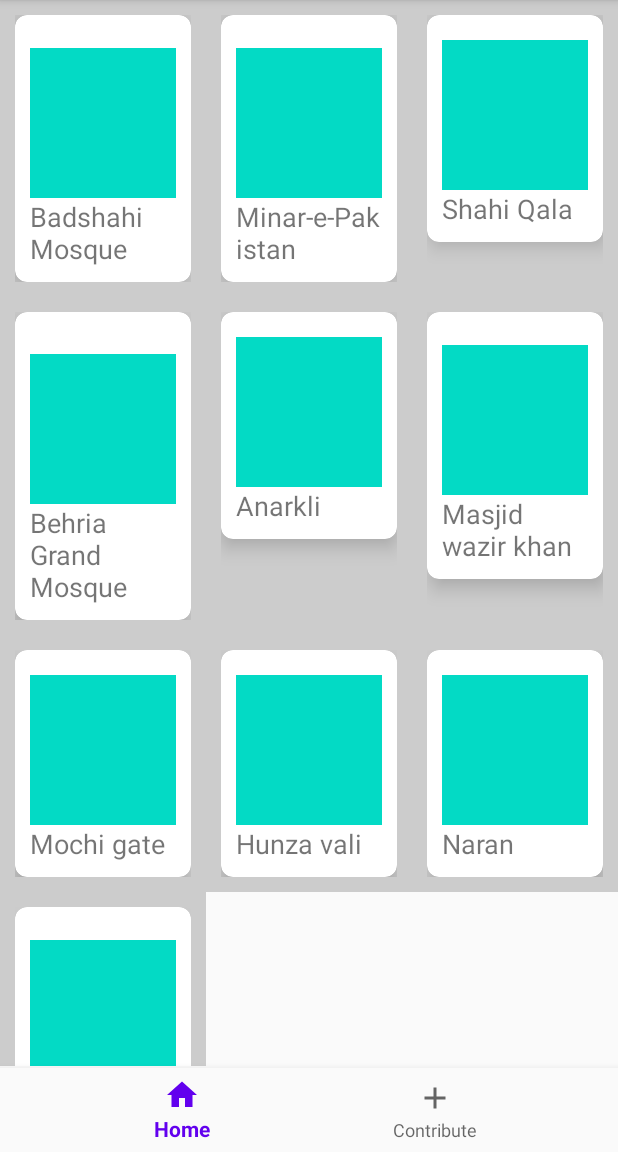
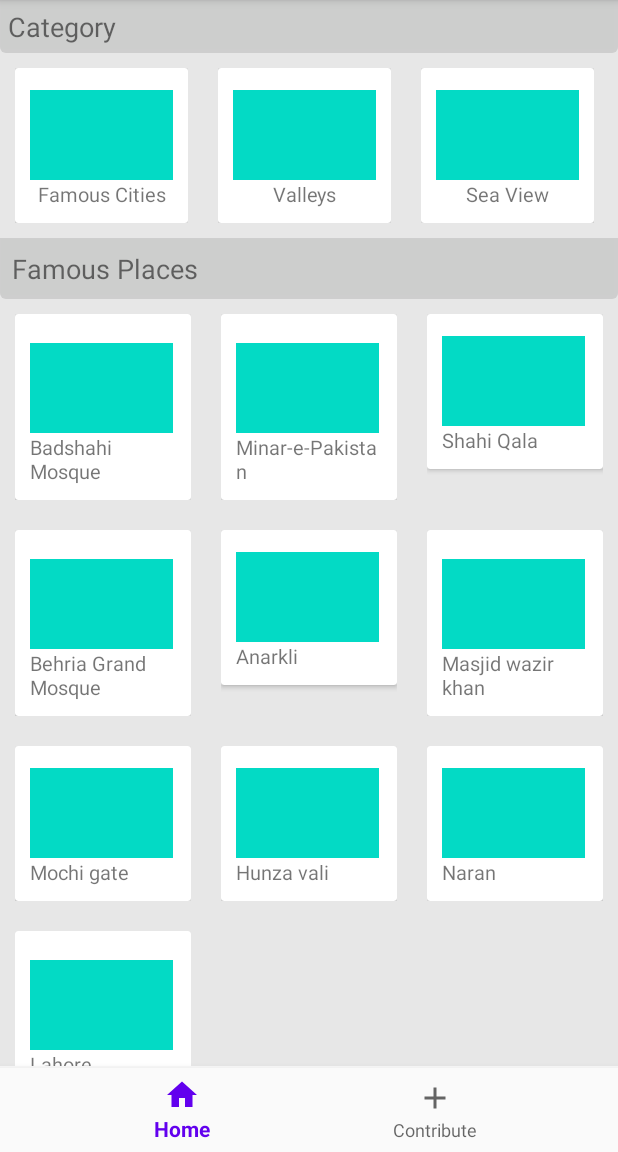
Before and after one commit to Ali-Bhatti/MCProject, an Android app: the screen it shows after launch (MainActivity), on a phone screen of 412 x 824 dp, the part 84-1236 px from its top. Run offline under Robolectric (Android 15) with nearby library versions, the phone set to English and light mode, and no system bars.

Commit message:
Home is done but not completely.

```diff
--- a/app/build.gradle
+++ b/app/build.gradle
@@ -34,4 +34,5 @@ dependencies {
     testImplementation 'junit:junit:4.12'
     androidTestImplementation 'androidx.test.ext:junit:1.1.1'
     androidTestImplementation 'androidx.test.espresso:espresso-core:3.2.0'
+    implementation 'androidx.legacy:legacy-support-v4:1.0.0'
 }
--- a/app/src/main/java/pk/edu/pucit/mcproject/HomeFragment.java
+++ b/app/src/main/java/pk/edu/pucit/mcproject/HomeFragment.java
@@ -10,28 +10,62 @@ import android.view.View;
 import android.view.ViewGroup;
 import android.widget.ArrayAdapter;
 import android.widget.ListView;
+import android.widget.Toast;
 
 import androidx.annotation.NonNull;
 import androidx.annotation.Nullable;
 import androidx.appcompat.widget.SearchView;
 import androidx.fragment.app.Fragment;
+import androidx.fragment.app.FragmentTransaction;
 import androidx.recyclerview.widget.GridLayoutManager;
+import androidx.recyclerview.widget.LinearLayoutManager;
 import androidx.recyclerview.widget.RecyclerView;
 
 public class HomeFragment extends Fragment {
-    private ArrayAdapter<String> arrayAdapter;
-    private String [] items = {"Badshahi Mosque","Minar-e-Pakistan","Shahi Qala","Behria Grand Mosque","Anarkli","Masjid wazir khan","Mochi gate","Hunza vali","Naran", "Lahore Food-Street"};
+    private String[] famousPlaces = {"Badshahi Mosque", "Minar-e-Pakistan", "Shahi Qala", "Behria Grand Mosque", "Anarkli", "Masjid wazir khan", "Mochi gate", "Hunza vali", "Naran", "Lahore Food-Street"};
+    //private String[] categorys = {"Capitals", "Food", "Mountain Areas", "Sea View", "Desert", "Cultural Places", "Ancient Places"};
+    private String[] categorys = {"Famous Cities", "Valleys", "Sea View", "Desert", "Historical Places"};
 
     @Nullable
     @Override
     public View onCreateView(@NonNull LayoutInflater inflater, @Nullable ViewGroup container, @Nullable Bundle savedInstanceState) {
 
         View view = inflater.inflate(R.layout.fragment_home, container, false);
-        RecyclerView recyclerView = view.findViewById(R.id.rv);
-        recyclerView.setLayoutManager(new GridLayoutManager(getContext() , 3));
+        // First Recycler View
+        RecyclerView hrv = view.findViewById(R.id.rv_horizontal); // hrv:horizontal recycler view
+        hrv.setHasFixedSize(true);
+        LinearLayoutManager llm = new LinearLayoutManager(getContext());
+        llm.setOrientation(LinearLayoutManager.HORIZONTAL); // set Horizontal Orientation
+        hrv.setLayoutManager(llm); // set LayoutManager to RecyclerView
 
-        HomeRVAdapter homeRVAdapter = new HomeRVAdapter(getContext(),items);
-        recyclerView.setAdapter(homeRVAdapter);
+        HomeRVAdapter homeRVAdapter = new HomeRVAdapter(getContext(), categorys);
+        hrv.setAdapter(homeRVAdapter);
+        homeRVAdapter.setOnItemClickListener(new HomeRVAdapter.OnItemClickListener() {
+            @Override
+            public void onItemClick(int position) {
+                Log.i("Pressed",categorys[position]);
+                loadFragment(new SelectedCategoryFragment(position));
+            }
+        });
+
+        // Second Recycler View
+        RecyclerView vrv = view.findViewById(R.id.rv_vertical); // vrv:vertical recycler view
+        vrv.setLayoutManager(new GridLayoutManager(getContext() , 3));
+        vrv.setHasFixedSize(true);
+        HomeRVAdapter homeRVAdapter1 = new HomeRVAdapter(getContext() , famousPlaces);
+        vrv.setAdapter(homeRVAdapter1);
+        homeRVAdapter1.setOnItemClickListener(new HomeRVAdapter.OnItemClickListener() {
+            @Override
+            public void onItemClick(int position) {
+                //here corresponding activity will be opened
+                makeToast(famousPlaces[position], true);
+            }
+        });
+
+        hrv.setNestedScrollingEnabled(false);
+        vrv.setNestedScrollingEnabled(false);
+//        recyclerView1.setVisibility(View.VISIBLE);
+//        recyclerView.setVisibility(View.GONE);
 
     /*  ListView listView = view.findViewById(R.id.list);
         arrayAdapter = new ArrayAdapter<>(getContext(), android.R.layout.simple_list_item_1 , items);
@@ -40,6 +74,18 @@ public class HomeFragment extends Fragment {
         return view;
     }
 
+    private void loadFragment(Fragment fragment) {
+        // load fragment
+        FragmentTransaction transaction = getActivity().getSupportFragmentManager().beginTransaction();
+        transaction.replace(R.id.fragment_container, fragment);
+        transaction.addToBackStack(null);
+        transaction.commit();
+    }
+    // length = true means SHORT
+    // length = false means LONG
+    private void makeToast(String MSG, Boolean duration) {
+        Toast.makeText(getContext(), MSG, duration ? Toast.LENGTH_SHORT : Toast.LENGTH_LONG).show();
+    }
 
    /* @Override
     public void onCreate(@Nullable Bundle savedInstanceState) {
--- a/app/src/main/java/pk/edu/pucit/mcproject/HomeRVAdapter.java
+++ b/app/src/main/java/pk/edu/pucit/mcproject/HomeRVAdapter.java
@@ -16,6 +16,35 @@ public class HomeRVAdapter extends RecyclerView.Adapter<HomeRVAdapter.ViewHolder
 
     private String [] placeImgs;
     private String [] placeNames;
+
+    private OnItemClickListener mListener;
+
+    public interface OnItemClickListener {
+        void onItemClick(int position);
+    }
+    public void setOnItemClickListener(OnItemClickListener listener) {
+        mListener = listener;
+    }
+    public static class ViewHolder extends RecyclerView.ViewHolder {
+        public ImageView placeImg;
+        public TextView placeName;
+        public ViewHolder(@NonNull View itemView , final OnItemClickListener listener) {
+            super(itemView);
+            placeImg = itemView.findViewById(R.id.placeImg);
+            placeName = itemView.findViewById(R.id.placeName);
+            itemView.setOnClickListener(new View.OnClickListener() {
+                @Override
+                public void onClick(View v) {
+                    if (listener != null) {
+                        int position = getAdapterPosition();
+                        if (position != RecyclerView.NO_POSITION) {
+                            listener.onItemClick(position);
+                        }
+                    }
+                }
+            });
+        }
+    }
     HomeRVAdapter(Context context, String[] placeNames){
         this.context = context;
         this.placeNames = placeNames;
@@ -26,7 +55,7 @@ public class HomeRVAdapter extends RecyclerView.Adapter<HomeRVAdapter.ViewHolder
         // Layout Inflation is done
         View rowView = LayoutInflater.from(context).inflate(R.layout.places_category_layout ,null);
         Log.i("Inflater:" ,"Done" );
-        return new HomeRVAdapter.ViewHolder(rowView);
+        return new HomeRVAdapter.ViewHolder(rowView , mListener);
     }
 
     @Override
@@ -39,13 +68,5 @@ public class HomeRVAdapter extends RecyclerView.Adapter<HomeRVAdapter.ViewHolder
         return placeNames.length;
     }
 
-    public class ViewHolder extends RecyclerView.ViewHolder {
-        public ImageView placeImg;
-        public TextView placeName;
-        public ViewHolder(@NonNull View itemView) {
-            super(itemView);
-            placeImg = itemView.findViewById(R.id.placeImg);
-            placeName = itemView.findViewById(R.id.placeName);
-        }
-    }
+
 }
--- a/app/src/main/java/pk/edu/pucit/mcproject/MainActivity.java
+++ b/app/src/main/java/pk/edu/pucit/mcproject/MainActivity.java
@@ -4,6 +4,7 @@ import androidx.annotation.NonNull;
 import androidx.appcompat.app.AppCompatActivity;
 import androidx.appcompat.widget.SearchView;
 import androidx.fragment.app.Fragment;
+import androidx.fragment.app.FragmentManager;
 import androidx.fragment.app.FragmentTransaction;
 
 import android.os.Bundle;
@@ -19,21 +20,20 @@ import java.util.List;
 
 public class MainActivity extends AppCompatActivity {
 
-
+    int count;
+    BottomNavigationView bottomNav;
     @Override
     protected void onCreate(Bundle savedInstanceState) {
         super.onCreate(savedInstanceState);
         setContentView(R.layout.activity_main);
 
-        BottomNavigationView bottomNav = findViewById(R.id.bottom_navigation);
+        bottomNav = findViewById(R.id.bottom_navigation);
         bottomNav.setOnNavigationItemSelectedListener(navListener);
         //I added this if statement to keep the selected fragment when rotating the device
         if (savedInstanceState == null) {
             getSupportFragmentManager().beginTransaction().replace(R.id.fragment_container,
                     new HomeFragment()).commit();
         }
-
-
     }
 
     private BottomNavigationView.OnNavigationItemSelectedListener navListener =
@@ -55,9 +55,19 @@ public class MainActivity extends AppCompatActivity {
 
     private void loadFragment(Fragment fragment) {
         // load fragment
-        FragmentTransaction transaction = getSupportFragmentManager().beginTransaction();
+        FragmentManager fragmentManager = getSupportFragmentManager();
+        FragmentTransaction transaction = fragmentManager.beginTransaction();
         transaction.replace(R.id.fragment_container, fragment);
         //transaction.addToBackStack(null);
         transaction.commit();
     }
+
+    @Override
+    public void onBackPressed() {
+        if (bottomNav.getSelectedItemId() == R.id.nav_home) {
+            super.onBackPressed();
+        } else {
+            bottomNav.setSelectedItemId(R.id.nav_home);
+        }
+    }
 }
--- /dev/null
+++ b/app/src/main/res/drawable/shadow_box.xml
@@ -0,0 +1,21 @@
+<?xml version="1.0" encoding="utf-8"?>
+<layer-list xmlns:android="http://schemas.android.com/apk/res/android">
+    <item>
+        <shape android:shape="rectangle">
+            <solid android:color="#1C000000" />
+            <corners
+                android:bottomLeftRadius="4dp"
+                android:bottomRightRadius="4dp" />
+        </shape>
+    </item>
+    <item
+        android:bottom="2dp"
+        android:right="2dp">
+        <shape android:shape="rectangle">
+            <solid android:color="#015AD57D" />
+            <stroke
+                android:width="1dp"
+                android:color="#00302F2F" />
+        </shape>
+    </item>
+</layer-list>
--- a/app/src/main/res/layout/activity_main.xml
+++ b/app/src/main/res/layout/activity_main.xml
@@ -16,6 +16,7 @@
         app:layout_constraintRight_toRightOf="parent"
         app:layout_constraintTop_toTopOf="parent"
         android:layout_marginBottom="57dp"
+        app:layout_constraintBottom_toBottomOf="parent"
         />
 
     <com.google.android.material.bottomnavigation.BottomNavigationView
--- a/app/src/main/res/layout/fragment_home.xml
+++ b/app/src/main/res/layout/fragment_home.xml
@@ -2,17 +2,55 @@
 <androidx.constraintlayout.widget.ConstraintLayout xmlns:android="http://schemas.android.com/apk/res/android"
     xmlns:app="http://schemas.android.com/apk/res-auto"
     android:layout_width="match_parent"
-    android:layout_height="match_parent">
+    android:layout_height="match_parent"
+    android:background="@color/bgcolor">
+
+    <TextView
+        android:id="@+id/txtCategory"
+        android:layout_width="match_parent"
+        android:layout_height="wrap_content"
+        android:background="@drawable/shadow_box"
+        android:padding="5dp"
+        android:text="@string/category"
+        android:textSize="8pt"
+        app:layout_constraintEnd_toEndOf="parent"
+        app:layout_constraintStart_toStartOf="parent"
+        app:layout_constraintTop_toTopOf="parent" />
 
     <androidx.recyclerview.widget.RecyclerView
-        android:id="@+id/rv"
+        android:id="@+id/rv_horizontal"
         android:layout_width="match_parent"
         android:layout_height="wrap_content"
         app:layout_constraintBottom_toBottomOf="parent"
         app:layout_constraintHorizontal_bias="0.0"
         app:layout_constraintLeft_toLeftOf="parent"
         app:layout_constraintRight_toRightOf="parent"
-        app:layout_constraintTop_toTopOf="parent"
-        app:layout_constraintVertical_bias="0.053" />
+        app:layout_constraintTop_toBottomOf="@id/txtCategory"
+        app:layout_constraintVertical_bias="0.0" />
+
+    <TextView
+        android:id="@+id/txtFamousPlaces"
+        android:layout_width="match_parent"
+        android:layout_height="wrap_content"
+        android:background="@drawable/shadow_box"
+        android:padding="8dp"
+        android:text="@string/famous_places"
+        android:textSize="8pt"
+        app:layout_constraintEnd_toEndOf="parent"
+        app:layout_constraintStart_toStartOf="parent"
+        app:layout_constraintTop_toBottomOf="@id/rv_horizontal" />
+
+    <androidx.recyclerview.widget.RecyclerView
+        android:id="@+id/rv_vertical"
+        android:layout_width="0dp"
+        android:layout_height="0dp"
+        app:layout_behavior="@string/appbar_scrolling_view_behavior"
+        app:layout_constraintBottom_toBottomOf="parent"
+        app:layout_constraintEnd_toEndOf="parent"
+        app:layout_constraintHorizontal_bias="0.0"
+        app:layout_constraintStart_toStartOf="parent"
+        app:layout_constraintTop_toBottomOf="@id/txtFamousPlaces"
+        app:layout_constraintVertical_bias="0.0" />
+
 
 </androidx.constraintlayout.widget.ConstraintLayout>
--- a/app/src/main/res/layout/places_category_layout.xml
+++ b/app/src/main/res/layout/places_category_layout.xml
@@ -3,16 +3,15 @@
     android:layout_width="match_parent"
     android:layout_height="wrap_content"
     xmlns:app="http://schemas.android.com/apk/res-auto"
-    android:padding="10dp"
-    android:background="#ccc">
+    android:padding="10dp">
     <androidx.cardview.widget.CardView
         android:layout_width="match_parent"
         android:layout_height="wrap_content"
-        app:cardCornerRadius="8dp"
-        app:cardElevation="8dp"
+
         app:layout_constraintEnd_toEndOf="parent"
         app:layout_constraintStart_toStartOf="parent"
-        app:layout_constraintTop_toTopOf="parent">
+        app:layout_constraintTop_toTopOf="parent"
+        android:background="@android:color/white">
 
         <androidx.constraintlayout.widget.ConstraintLayout
             android:layout_width="match_parent"
@@ -21,8 +20,8 @@
 
             <ImageView
                 android:id="@+id/placeImg"
-                android:layout_width="match_parent"
-                android:layout_height="100dp"
+                android:layout_width="95dp"
+                android:layout_height="60dp"
                 app:layout_constraintBottom_toBottomOf="parent"
                 app:layout_constraintStart_toStartOf="parent"
                 app:layout_constraintTop_toTopOf="parent"
@@ -37,7 +36,7 @@
                 app:layout_constraintStart_toStartOf="parent"
                 app:layout_constraintEnd_toEndOf="parent"
                 android:text="Lahore"
-                android:textSize="8pt"/>
+                android:textSize="6pt"/>
 
 
         </androidx.constraintlayout.widget.ConstraintLayout>
--- a/app/src/main/res/values/colors.xml
+++ b/app/src/main/res/values/colors.xml
@@ -3,4 +3,5 @@
     <color name="colorPrimary">#6200EE</color>
     <color name="colorPrimaryDark">#3700B3</color>
     <color name="colorAccent">#03DAC5</color>
+    <color name="bgcolor">#68CCCCCC</color>
 </resources>
--- a/app/src/main/res/values/strings.xml
+++ b/app/src/main/res/values/strings.xml
@@ -3,4 +3,6 @@
     <string name="search">Search</string>
     <string name="home">Home</string>
     <string name="contribute">Contribute</string>
+    <string name="category">Category</string>
+    <string name="famous_places">Famous Places</string>
 </resources>
```
Also changed, not shown: app/src/main/java/pk/edu/pucit/mcproject/SelectedCategoryFragment.java (added, +51 -0 lines), app/src/main/res/layout/fragment_selected_category.xml (added, +16 -0 lines).
